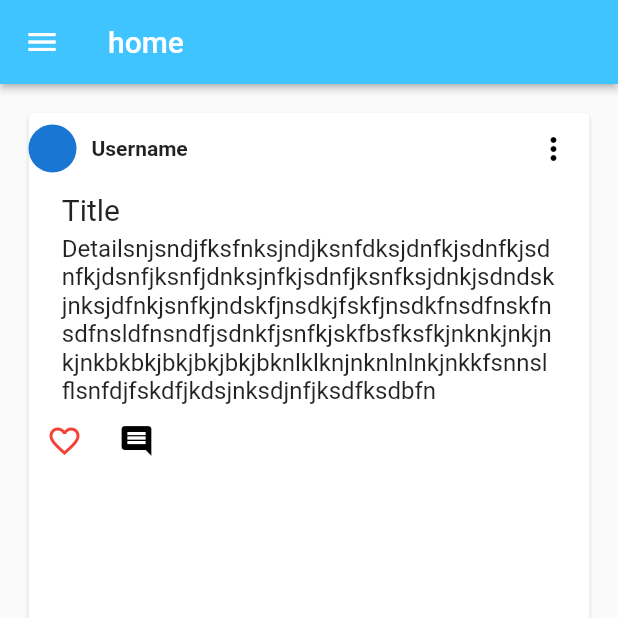
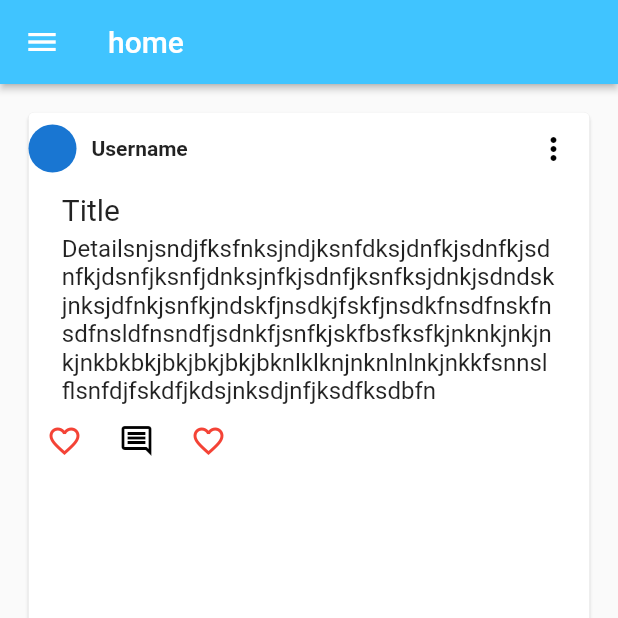
Before and after one commit to danieltefera08/porter, a Flutter app: the screen it shows once a user with an empty profile is signed in, on a phone screen of 412 x 824 dp, the top half of it. Run offline on Flutter 3.47's test engine with Material 2 defaults, Android fonts, the phone set to English and light mode, and no system bars; our stand-ins replace cloud_firestore, firebase_auth, firebase_core, firebase_storage, flutter_spinkit, font_awesome_flutter and 3 more; accounts and stored records are empty.

Commit message:
Post card and feed

```diff
--- a/lib/shared/Widgets/post_card.dart
+++ b/lib/shared/Widgets/post_card.dart
@@ -118,8 +118,15 @@ IconButton(
                 IconButton(
                     onPressed: (){},
                     icon: Icon(
-                      Icons.comment,
+                      Icons.comment_outlined,
                       color: Colors.black,
+                    )
+                ),
+                IconButton(
+                    onPressed: (){},
+                    icon: Icon(
+                      Icons.favorite_border_outlined,
+                      color: Colors.red,
                     )
                 ),
               ],
```
